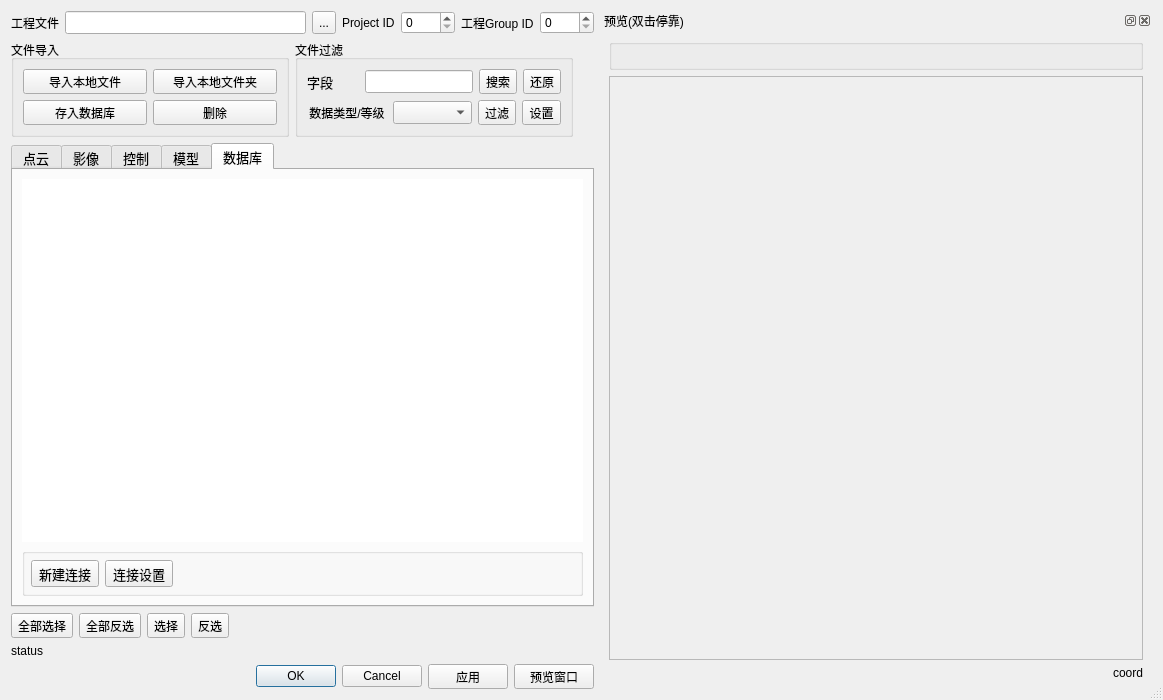
The window that qCC/ui_templates/bdrProjectDlg.ui (CloudCompare/CloudCompare) describes before a commit, drawn with Qt 5.
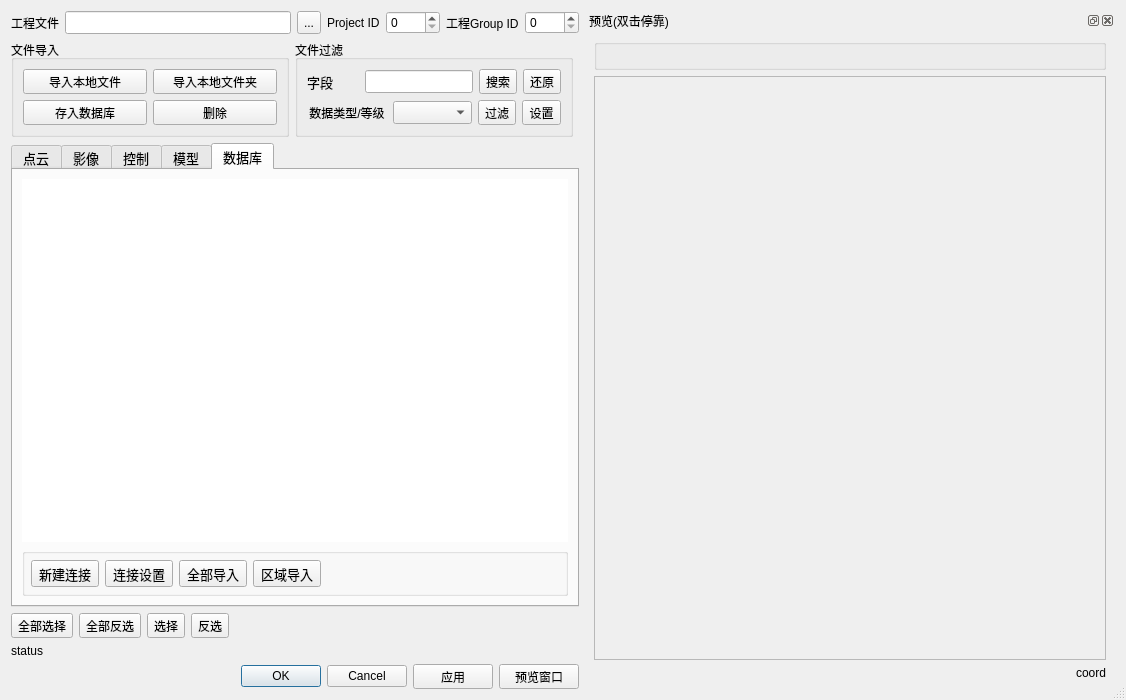
The same window after the commit. The open tabs and pages were chosen to show the change. Icons and pictures are not drawn.

The edit to the form file:
```diff
--- a/qCC/ui_templates/bdrProjectDlg.ui
+++ b/qCC/ui_templates/bdrProjectDlg.ui
@@ -6,7 +6,7 @@
    <rect>
     <x>0</x>
     <y>0</y>
-    <width>1163</width>
+    <width>1126</width>
     <height>700</height>
    </rect>
   </property>
@@ -1056,6 +1056,32 @@
               </property>
              </widget>
             </item>
+            <item>
+             <widget class="QToolButton" name="importFromDBAllToolButton">
+              <property name="minimumSize">
+               <size>
+                <width>0</width>
+                <height>23</height>
+               </size>
+              </property>
+              <property name="text">
+               <string>全部导入</string>
+              </property>
+             </widget>
+            </item>
+            <item>
+             <widget class="QToolButton" name="importFromDBRegionToolButton">
+              <property name="minimumSize">
+               <size>
+                <width>0</width>
+                <height>23</height>
+               </size>
+              </property>
+              <property name="text">
+               <string>区域导入</string>
+              </property>
+             </widget>
+            </item>
             <item>
              <spacer name="horizontalSpacer_5">
               <property name="orientation">
```
Left out of the diff: 282 changed lines with no effect on the pictures.
